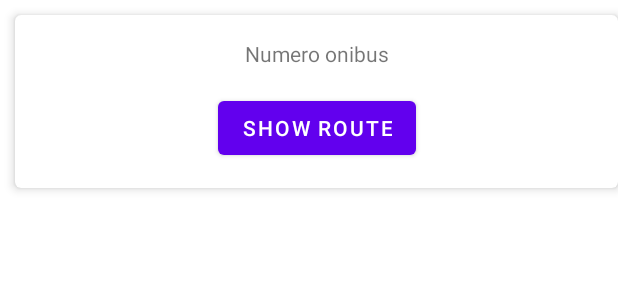
After one commit to williankaza/MyTransport, an Android app: the layout route_item_container.xml on its own in the app's theme, with its tools: preview values and no code run, on a phone screen of 412 x 824 dp. The commit adds this screen. Shown: the top 300 px of the screen. Run offline under Robolectric (Android 15) with nearby library versions, the phone set to English and light mode, and no system bars.

Commit message:
Implementação da Listagem de Rotas (Onibus)
Implementando navegação entre listagem e mapa
Implementando a visualização do caminho das linhas
Ajuste no Layout para incluir o botão de retorno

```diff
--- a/app/build.gradle
+++ b/app/build.gradle
@@ -1,6 +1,7 @@
 plugins {
     id 'com.android.application'
     id 'kotlin-android'
+    id 'kotlin-android-extensions'
     id 'com.google.gms.google-services'
 }
 
--- a/app/src/main/java/br/com/fiap/mytransport/data/repository/BusRepositoryImpl.kt
+++ b/app/src/main/java/br/com/fiap/mytransport/data/repository/BusRepositoryImpl.kt
@@ -1,5 +1,7 @@
 package br.com.fiap.mytransport.data.repository
 
+import android.util.Log
+import android.util.Log.INFO
 import br.com.fiap.mytransport.data.remote.BusService
 import br.com.fiap.mytransport.data.remote.mapper.BusPayloadMapper
 import br.com.fiap.mytransport.domain.entity.Onibus
@@ -8,6 +10,7 @@ import br.com.fiap.mytransport.model.OnibusPayload
 import retrofit2.Call
 import retrofit2.Callback
 import retrofit2.Response
+import java.util.logging.Logger
 
 class BusRepositoryImpl (
     val busService: BusService?
@@ -22,7 +25,7 @@ class BusRepositoryImpl (
                 ) {
                     if (response.isSuccessful){
                         val onibusPayload = response.body()
-
+                        Log.d("wyk","wyk - Entrou no Payload")
                         if (onibusPayload == null){
                             onError(Throwable("Não foram encontradas linhas!"))
                         } else {
--- a/app/src/main/java/br/com/fiap/mytransport/ui/login/LoginActivity.kt
+++ b/app/src/main/java/br/com/fiap/mytransport/ui/login/LoginActivity.kt
@@ -9,6 +9,7 @@ import android.widget.TextView
 import android.widget.Toast
 import br.com.fiap.mytransport.ui.maps.MapsActivity
 import br.com.fiap.mytransport.R
+import br.com.fiap.mytransport.ui.consulta.RoutesActivity
 import com.google.firebase.auth.FirebaseAuth
 import com.google.firebase.auth.FirebaseUser
 
@@ -82,7 +83,7 @@ class LoginActivity : Activity() {
 
         if (currentUser != null) {
             if(currentUser.isEmailVerified) {
-                startActivity(Intent(this, MapsActivity::class.java))
+                startActivity(Intent(this, RoutesActivity::class.java))
                 finish()
             }else{
                 Toast.makeText(
--- /dev/null
+++ b/app/src/main/res/layout/route_item_container.xml
@@ -0,0 +1,40 @@
+<?xml version="1.0" encoding="utf-8"?>
+<androidx.cardview.widget.CardView xmlns:android="http://schemas.android.com/apk/res/android"
+    xmlns:tools="http://schemas.android.com/tools"
+    android:layout_width="match_parent"
+    android:layout_height="wrap_content"
+    xmlns:app="http://schemas.android.com/apk/res-auto"
+    android:layout_marginStart="10dp"
+    android:layout_marginTop="10dp"
+    app:cardCornerRadius="4dp"
+    app:cardElevation="4dp">
+
+    <androidx.constraintlayout.widget.ConstraintLayout
+        android:layout_width="match_parent"
+        android:layout_height="wrap_content">
+
+        <TextView
+            android:id="@+id/numero_onibus"
+            android:layout_width="wrap_content"
+            android:layout_height="0dp"
+            android:layout_marginStart="16dp"
+            android:layout_marginTop="16dp"
+            android:layout_marginEnd="16dp"
+            android:text="Numero onibus"
+            app:layout_constraintEnd_toEndOf="parent"
+            app:layout_constraintStart_toStartOf="parent"
+            app:layout_constraintTop_toTopOf="parent" />
+
+        <Button
+            android:id="@+id/consultarOnibus"
+            android:layout_width="wrap_content"
+            android:layout_height="wrap_content"
+            android:layout_marginTop="16dp"
+            android:layout_marginBottom="16dp"
+            android:text="@string/show_route"
+            app:layout_constraintBottom_toBottomOf="parent"
+            app:layout_constraintEnd_toEndOf="@+id/numero_onibus"
+            app:layout_constraintStart_toStartOf="@+id/numero_onibus"
+            app:layout_constraintTop_toBottomOf="@+id/numero_onibus" />
+    </androidx.constraintlayout.widget.ConstraintLayout>
+</androidx.cardview.widget.CardView>
--- a/app/src/main/res/values/strings.xml
+++ b/app/src/main/res/values/strings.xml
@@ -15,4 +15,7 @@
     <string name="sign_up">SignUp</string>
     <string name="email">Email</string>
     <string name="password">Senha</string>
+    <string name="select_route">Select a route</string>
+    <string name="show_route">Show route</string>
+    <string name="return_to_list">Return</string>
 </resources>
--- a/app/src/main/res/values/themes.xml
+++ b/app/src/main/res/values/themes.xml
@@ -13,4 +13,10 @@
         <item name="android:statusBarColor" tools:targetApi="l">?attr/colorPrimaryVariant</item>
         <!-- Customize your theme here. -->
     </style>
+
+    <style name="FullScreen" parent="Theme.MyTransport">
+        <item name="windowActionBar">false</item>
+        <item name="windowNoTitle">true</item>
+        <item name="android:windowFullscreen">true</item>
+    </style>
 </resources>
```
Also changed, not shown: app/src/main/java/br/com/fiap/mytransport/model/adapter/BusItemAdapter.kt (added, +48 -0 lines), app/src/main/java/br/com/fiap/mytransport/ui/consulta/RoutesActivity.kt (added, +45 -0 lines), app/src/main/java/br/com/fiap/mytransport/ui/maps/MapsActivity.kt (+32 -11 lines), app/src/main/res/layout/activity_maps.xml (+24 -6 lines), app/src/main/res/layout/activity_routes.xml (added, +40 -0 lines).
